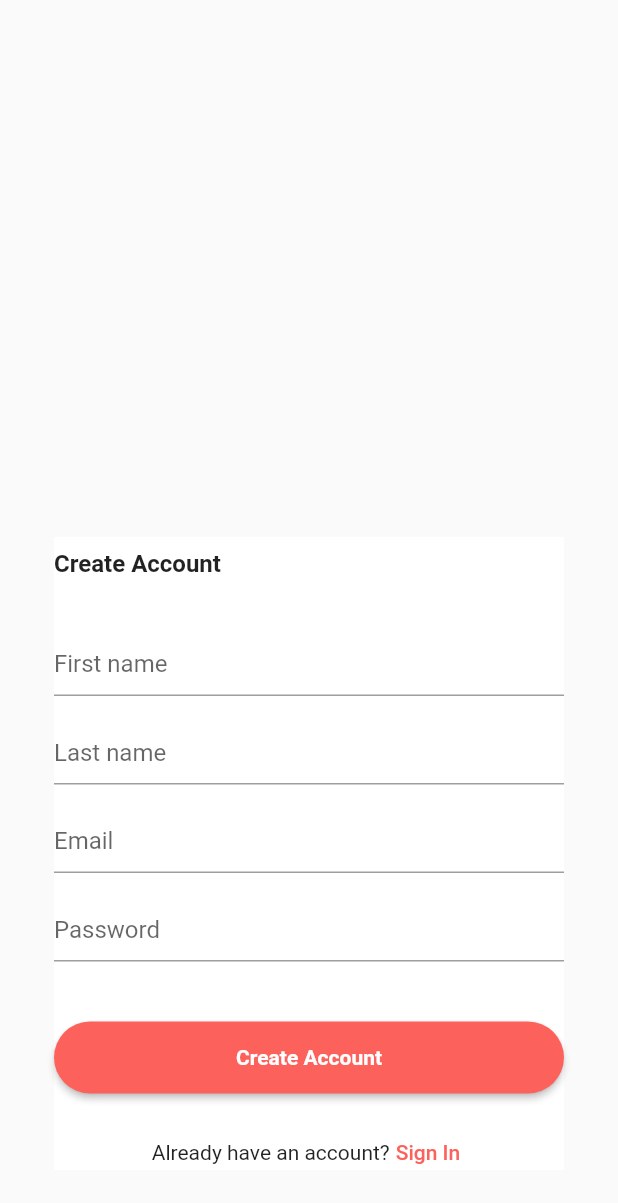
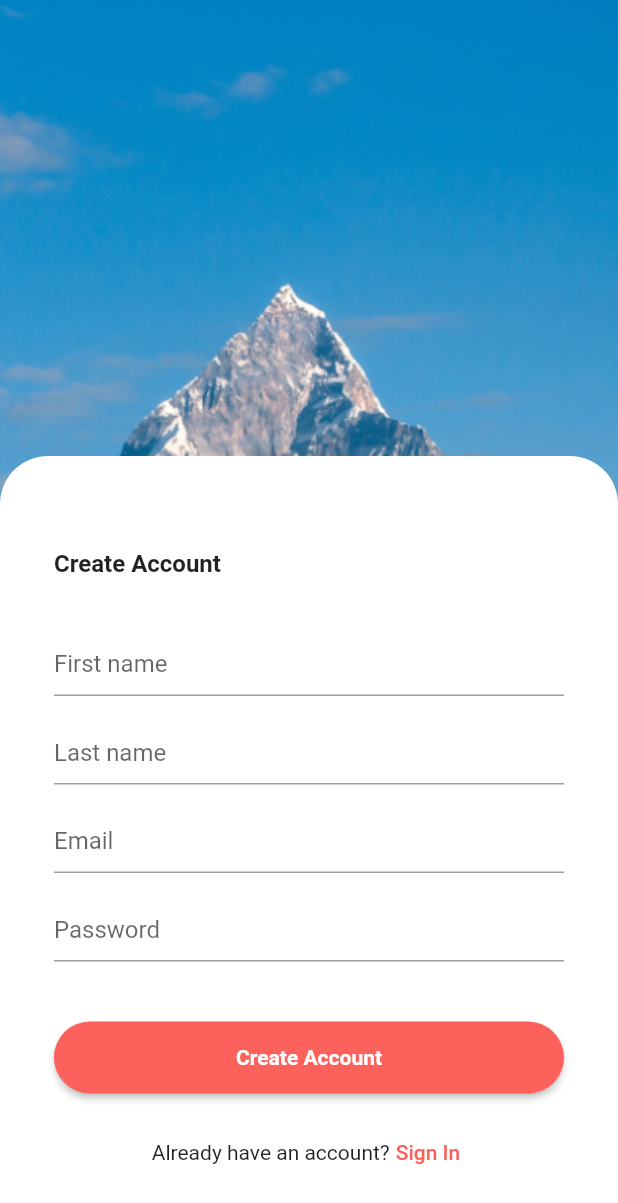
Before and after one commit to ExpertKiD/flutter_mindrisers_internship_test_demos, a Flutter app: the SignupScreen screen opened directly, on a phone screen of 412 x 824 dp. Shown: the top 1203 px of the screen. Run offline on Flutter 3.47's test engine with Material 2 defaults, Android fonts, the light colour scheme and no system bars.

Commit message:
Remove single child scroll view and background colors

```diff
--- a/alpenarm/lib/screens/signup.dart
+++ b/alpenarm/lib/screens/signup.dart
@@ -11,16 +11,23 @@ class SignupScreen extends StatelessWidget {
       body: SafeArea(
         child: Stack(
           children: [
+            Image.asset(
+              'assets/mountain.jpg',
+              height: MediaQuery.of(context).size.height,
+              cacheHeight: MediaQuery.of(context).size.height.round(),
+              // cacheWidth: MediaQuery.of(context).size.width.round(),
+              fit: BoxFit.cover,
+            ),
             Positioned(
               left: 0,
               bottom: 0,
-              child: SingleChildScrollView(
               child: Container(
                 decoration: BoxDecoration(
                   borderRadius: BorderRadius.only(
                     topLeft: Radius.circular(32),
                     topRight: Radius.circular(32),
                   ),
+                  color: AppColors.white,
                 ),
                 width: MediaQuery.of(context).size.width,
                 height: 520,
@@ -32,8 +39,6 @@ class SignupScreen extends StatelessWidget {
                     right: 36,
                   ),
                   child: Form(
-                        child: Container(
-                      color: AppColors.white,
                       child: Column(
                     mainAxisAlignment: MainAxisAlignment.end,
                     children: [
@@ -49,8 +54,7 @@ class SignupScreen extends StatelessWidget {
                         ),
                       ),
                       TextFormField(
-                            decoration:
-                                InputDecoration(labelText: 'First name'),
+                        decoration: InputDecoration(labelText: 'First name'),
                       ),
                       TextFormField(
                         decoration: InputDecoration(labelText: 'Last name'),
@@ -91,9 +95,7 @@ class SignupScreen extends StatelessWidget {
                         ],
                       )
                     ],
-                      ),
                   )),
-                  ),
                 ),
               ),
             )
```
Lines whose indentation alone changed are shown as unchanged.
